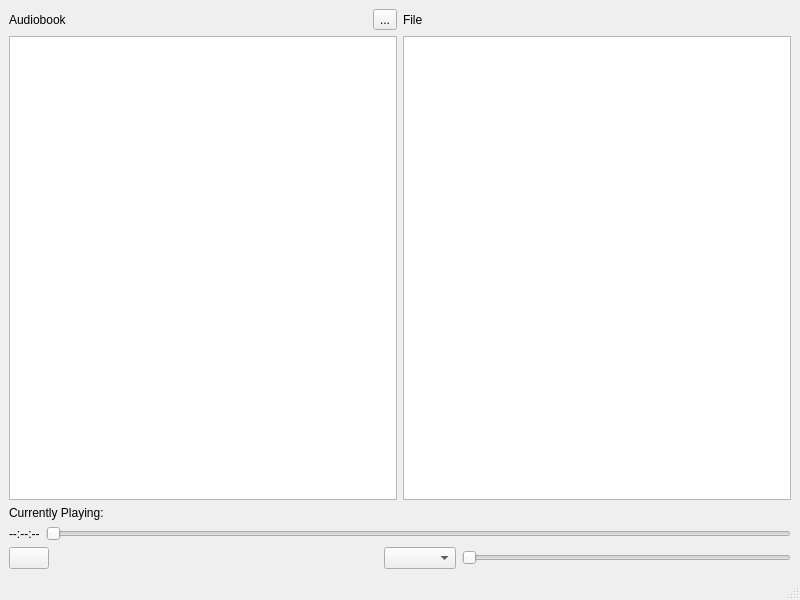
Above: src/ui-element/MainWindow.ui from Otakukingdom/Nodoka before the change. Below: the same form after it.
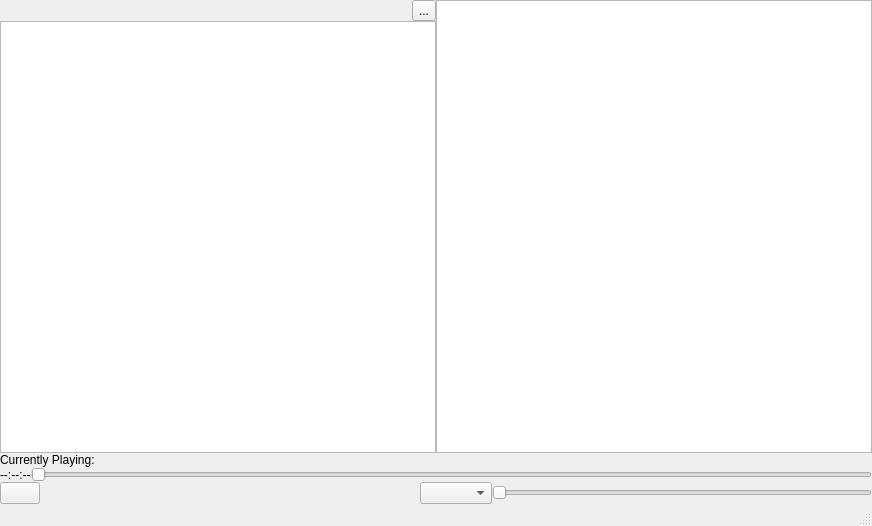
That is the form after the change. Icons and pictures are not drawn.

Commit message: get rid of all the spaces so we can work from stratch

What changed in the file:
```diff
--- a/src/ui-element/MainWindow.ui
+++ b/src/ui-element/MainWindow.ui
@@ -6,8 +6,8 @@
    <rect>
     <x>0</x>
     <y>0</y>
-    <width>800</width>
-    <height>600</height>
+    <width>872</width>
+    <height>526</height>
    </rect>
   </property>
   <property name="windowTitle">
@@ -22,26 +22,33 @@
   </property>
   <widget class="QWidget" name="centralwidget">
    <layout class="QVBoxLayout" name="verticalLayout_2">
+    <property name="spacing">
+     <number>0</number>
+    </property>
+    <property name="leftMargin">
+     <number>0</number>
+    </property>
+    <property name="topMargin">
+     <number>0</number>
+    </property>
+    <property name="rightMargin">
+     <number>0</number>
+    </property>
+    <property name="bottomMargin">
+     <number>0</number>
+    </property>
     <item>
-     <layout class="QGridLayout" name="gridLayout">
-      <item row="3" column="1">
-       <widget class="QListView" name="fileView"/>
-      </item>
-      <item row="3" column="0">
-       <widget class="QListView" name="audiobookView"/>
-      </item>
-      <item row="2" column="0">
+     <layout class="QHBoxLayout" name="horizontalLayout_4">
+      <property name="spacing">
+       <number>0</number>
+      </property>
+      <item>
+       <layout class="QVBoxLayout" name="verticalLayout">
+        <item>
        <layout class="QHBoxLayout" name="horizontalLayout_2">
-        <item>
-         <widget class="QLabel" name="abTitle">
-          <property name="frameShape">
-           <enum>QFrame::NoFrame</enum>
+          <property name="spacing">
+           <number>0</number>
           </property>
-          <property name="text">
-           <string>Audiobook</string>
-          </property>
-         </widget>
-        </item>
         <item>
          <spacer name="horizontalSpacer_2">
           <property name="orientation">
@@ -64,14 +71,25 @@
         </item>
        </layout>
       </item>
-      <item row="2" column="1">
+        <item>
        <layout class="QHBoxLayout" name="horizontalLayout_3">
+          <property name="spacing">
+           <number>0</number>
+          </property>
+         </layout>
+        </item>
         <item>
-         <widget class="QLabel" name="fileTitle">
-          <property name="text">
-           <string>File</string>
-          </property>
-         </widget>
+         <widget class="QListView" name="audiobookView"/>
+        </item>
+       </layout>
+      </item>
+      <item>
+       <layout class="QVBoxLayout" name="verticalLayout_3">
+        <property name="spacing">
+         <number>0</number>
+        </property>
+        <item>
+         <widget class="QListView" name="fileView"/>
         </item>
        </layout>
       </item>
@@ -86,6 +104,9 @@
     </item>
     <item>
      <layout class="QHBoxLayout" name="horizontalLayout">
+      <property name="spacing">
+       <number>0</number>
+      </property>
       <item>
        <widget class="QLabel" name="timeLabel">
         <property name="text">
@@ -104,6 +125,9 @@
     </item>
     <item>
      <layout class="QHBoxLayout" name="controlButtons">
+      <property name="spacing">
+       <number>0</number>
+      </property>
       <item>
        <widget class="QPushButton" name="playButton">
         <property name="text">
```
Left out of the diff: 3 changed lines with no effect on the pictures. Lines whose indentation alone changed are shown as unchanged. The commit also changes 1 other file.
